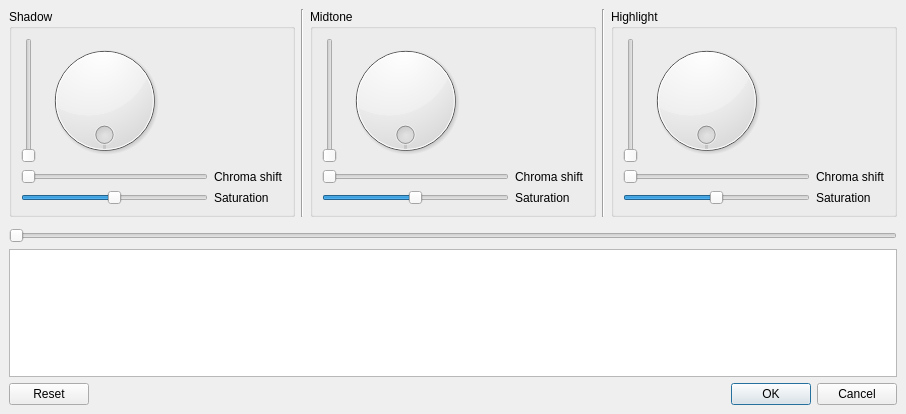
This is avidemux_plugins/ADM_videoFilters6/colorBalance/qt4/colorBalance.ui in mean00/avidemux2 as Qt 5 draws it before an edit. The edited form follows.
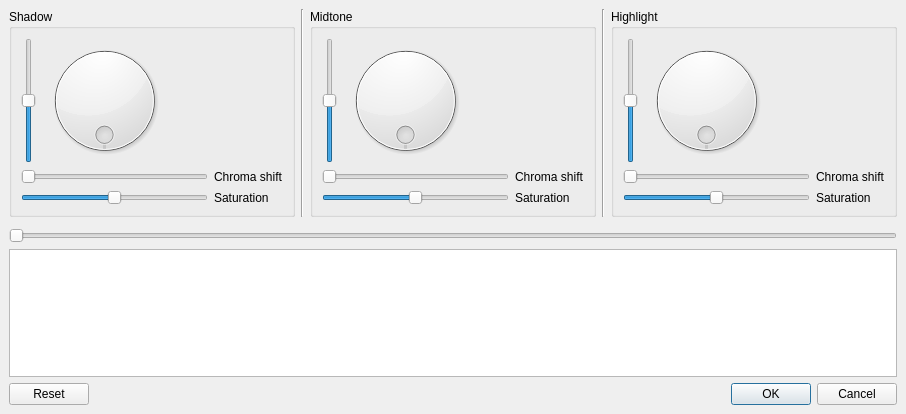
This is the edited form. Custom widgets are drawn as their Qt base class.

Commit message: [colorBalance] improve ranges

```diff
--- a/avidemux_plugins/ADM_videoFilters6/colorBalance/qt4/colorBalance.ui
+++ b/avidemux_plugins/ADM_videoFilters6/colorBalance/qt4/colorBalance.ui
@@ -57,6 +57,9 @@
        <layout class="QGridLayout" name="gridLayout_4">
         <item row="0" column="0" rowspan="2">
          <widget class="ADM_SliderIndicator" name="sliderHiLuma">
+          <property name="minimum">
+           <number>-100</number>
+          </property>
           <property name="maximum">
            <number>100</number>
           </property>
@@ -166,6 +169,9 @@
        <layout class="QGridLayout" name="gridLayout_2">
         <item row="0" column="0" rowspan="2">
          <widget class="ADM_SliderIndicator" name="sliderLoLuma">
+          <property name="minimum">
+           <number>-100</number>
+          </property>
           <property name="maximum">
            <number>100</number>
           </property>
@@ -285,6 +291,9 @@
         </item>
         <item row="0" column="0" rowspan="2">
          <widget class="ADM_SliderIndicator" name="sliderMdLuma">
+          <property name="minimum">
+           <number>-100</number>
+          </property>
           <property name="maximum">
            <number>100</number>
           </property>
@@ -455,11 +464,6 @@
   </layout>
  </widget>
  <customwidgets>
-  <customwidget>
-   <class>ADM_flyNavSlider</class>
-   <extends>ADM_QSlider</extends>
-   <header>ADM_toolkitQt.h</header>
-  </customwidget>
   <customwidget>
    <class>ADM_QSlider</class>
    <extends>QSlider</extends>
@@ -470,6 +474,11 @@
    <extends>QSlider</extends>
    <header>ADM_toolkitQt.h</header>
   </customwidget>
+  <customwidget>
+   <class>ADM_flyNavSlider</class>
+   <extends>ADM_QSlider</extends>
+   <header>ADM_toolkitQt.h</header>
+  </customwidget>
  </customwidgets>
  <resources/>
  <connections>
```
The commit also changes 1 other file.
